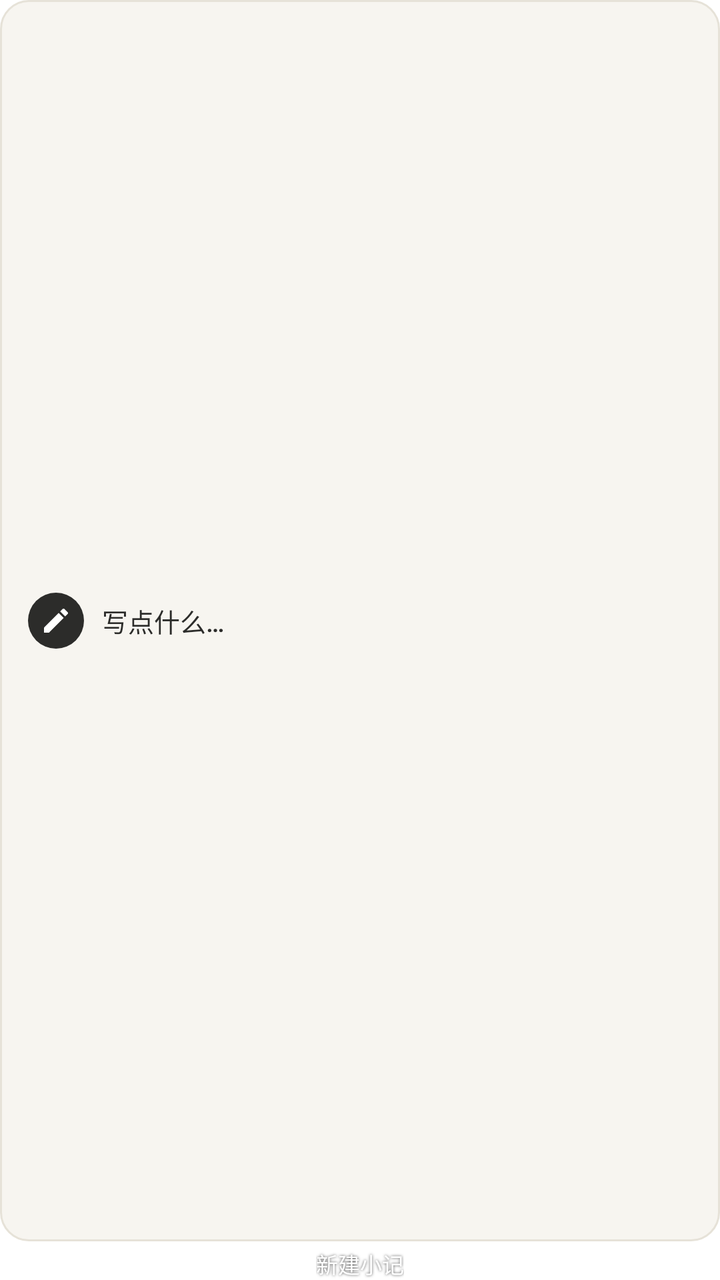
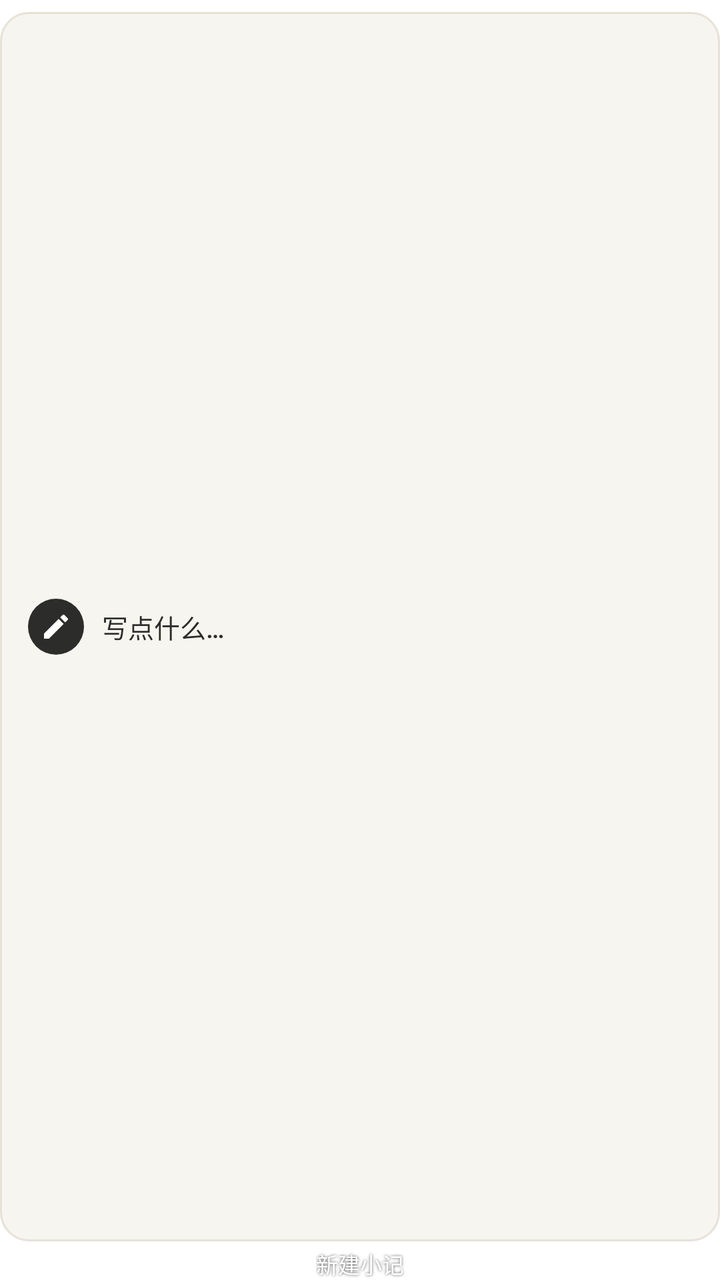

The first picture is an Android layout as it rendered before a commit; the second is the same layout after the commit. The layout source and the unified diff follow.
<!-- AndroidManifest.xml: fallback theme Theme.MaterialComponents.DayNight.NoActionBar -->
<!-- res/layout/widget_new_note.xml -->
<?xml version="1.0" encoding="utf-8"?>
<FrameLayout xmlns:android="http://schemas.android.com/apk/res/android"
    android:id="@+id/widget_root"
    android:layout_width="match_parent"
    android:layout_height="match_parent">

    <LinearLayout
        android:layout_width="match_parent"
        android:layout_height="match_parent"
        android:gravity="center_horizontal"
        android:orientation="vertical">

        <LinearLayout
            android:id="@+id/widget_card"
            android:layout_width="match_parent"
            android:layout_height="0dp"
            android:layout_weight="1"
            android:background="@drawable/widget_new_note_bg"
            android:gravity="center_vertical"
            android:orientation="horizontal"
            android:paddingStart="14dp"
            android:paddingEnd="14dp">

            <ImageView
                android:layout_width="28dp"
                android:layout_height="28dp"
                android:background="@drawable/widget_icon_circle"
                android:contentDescription="@null"
                android:padding="6dp"
                android:src="@drawable/ic_widget_pen"
                android:tint="@color/widget_icon_fg" />

            <TextView
                android:layout_width="0dp"
                android:layout_height="wrap_content"
                android:layout_marginStart="9dp"
                android:layout_weight="1"
                android:autoSizeMaxTextSize="13sp"
                android:autoSizeMinTextSize="10sp"
                android:autoSizeStepGranularity="1sp"
                android:autoSizeTextType="uniform"
                android:ellipsize="end"
                android:fontFamily="sans-serif-medium"
                android:letterSpacing="0"
                android:maxLines="1"
                android:text="@string/widget_new_note_desc_text"
                android:textColor="@color/widget_text"
                android:textSize="13sp" />
        </LinearLayout>

        <TextView
            android:id="@+id/widget_title"
            android:layout_width="wrap_content"
            android:layout_height="wrap_content"
            android:layout_marginTop="3dp"
            android:ellipsize="end"
            android:fontFamily="sans-serif-medium"
            android:maxLines="1"
            android:shadowColor="#B3000000"
            android:shadowDx="0"
            android:shadowDy="0"
            android:shadowRadius="3"
            android:text="@string/shortcut_new_note_long"
            android:textColor="@color/widget_sub"
            android:textSize="11sp" />

    </LinearLayout>

</FrameLayout>
<!-- resources referenced by this layout -->
<resources>
  <color name="widget_icon_fg">#FFFFFF</color>
  <color name="widget_sub">#FFFFFF</color>
  <color name="widget_text">#2C2C2A</color>
  <!-- drawable ic_widget_pen (drawable) -->
  <?xml version="1.0" encoding="utf-8"?>
  <vector xmlns:android="http://schemas.android.com/apk/res/android"
      android:width="24dp"
      android:height="24dp"
      android:viewportWidth="24"
      android:viewportHeight="24">
      <path
          android:fillColor="#FFFFFF"
          android:pathData="M3,17.25V21h3.75L17.81,9.94l-3.75,-3.75L3,17.25zM20.71,7.04c0.39,-0.39 0.39,-1.02 0,-1.41l-2.34,-2.34a0.996,0.996 0,0 0,-1.41 0l-1.83,1.83 3.75,3.75 1.83,-1.83z" />
  </vector>
  <!-- drawable widget_icon_circle (drawable) -->
  <?xml version="1.0" encoding="utf-8"?>
  <shape xmlns:android="http://schemas.android.com/apk/res/android"
      android:shape="oval">
      <solid android:color="@color/widget_icon_bg" />
  </shape>
  <!-- drawable widget_new_note_bg (drawable) -->
  <?xml version="1.0" encoding="utf-8"?>
  <shape xmlns:android="http://schemas.android.com/apk/res/android"
      android:shape="rectangle">
      <solid android:color="@color/widget_bg" />
      <corners android:radius="14dp" />
      <stroke
          android:width="1dp"
          android:color="@color/widget_border" />
  </shape>
  <string name="shortcut_new_note_long">新建小记</string>
  <string name="widget_new_note_desc_text">写点什么…</string>
  <color name="widget_icon_bg">#2C2C2A</color>
  <color name="widget_bg">#F7F5F0</color>
  <color name="widget_border">#E6E2D8</color>
</resources>

<!-- the commit's change to res/layout/widget_new_note.xml (unified diff, before → after) -->
@@ -8,7 +8,8 @@
         android:layout_width="match_parent"
         android:layout_height="match_parent"
         android:gravity="center_horizontal"
-        android:orientation="vertical">
+        android:orientation="vertical"
+        android:paddingTop="6dp">
 
         <LinearLayout
             android:id="@+id/widget_card"
